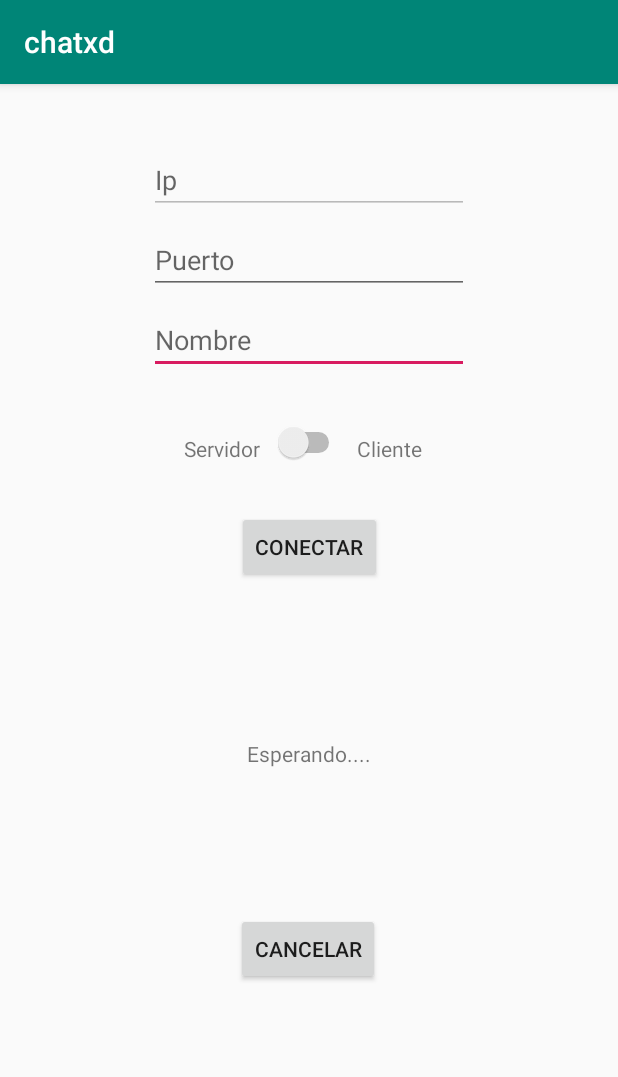
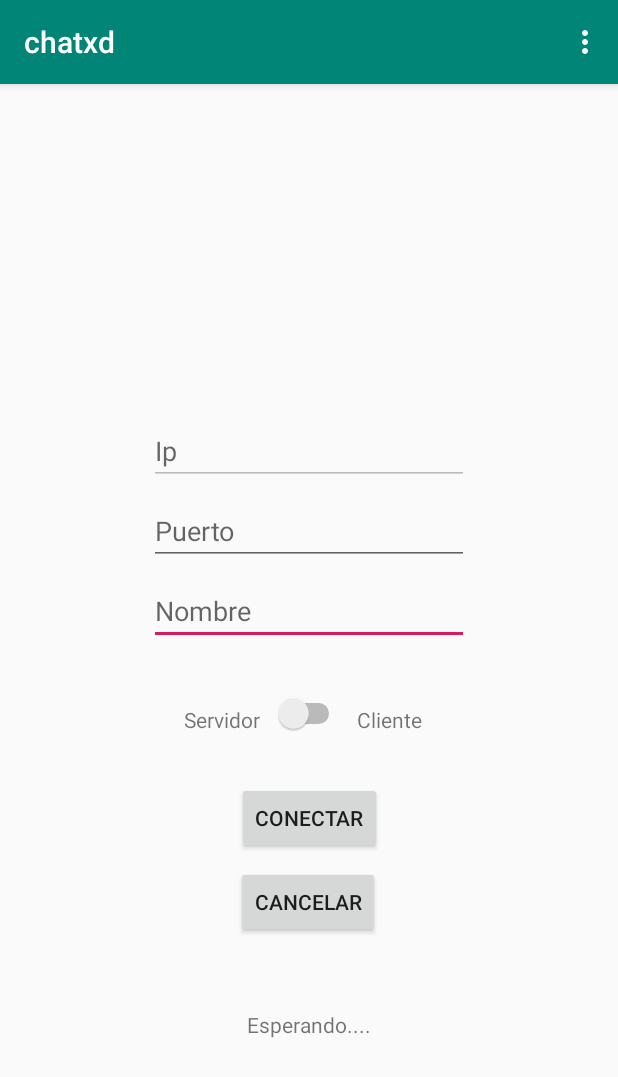
Before and after one commit to 0xBroom/chatxdV1, an Android app: the screen it shows after launch (ConfigActivity), on a phone screen of 412 x 824 dp. Shown: the top 1077 px of the screen. Run offline under Robolectric (Android 15) with nearby library versions, the phone set to English and light mode, and no system bars.

Commit message:
changes on config activity's layout.

```diff
--- a/app/src/main/java/es/fempa/estebanescobar/chatxd/ConfigActivity.java
+++ b/app/src/main/java/es/fempa/estebanescobar/chatxd/ConfigActivity.java
@@ -7,6 +7,7 @@ import androidx.appcompat.app.AppCompatActivity;
 
 import android.os.Bundle;
 import android.view.Menu;
+import android.view.MenuItem;
 import android.view.View;
 import android.widget.EditText;
 import android.widget.Switch;
@@ -34,12 +35,11 @@ public class ConfigActivity extends AppCompatActivity {
     @Override
     public boolean onCreateOptionsMenu(Menu menu) {
         super.onCreateOptionsMenu(menu);
-        //identificador del grupo.
         int groupId = 0;
-        //Identificador único del evento. Utilizado en
-        //El manejador de evento correspondiente.
         int menuItemId = ID_MENU_SETTINGS;
-
+        int menuItemOrder = menu.NONE;
+        String menuItemText = "Settings";
+        MenuItem menuItem = menu.add(groupId, menuItemId, menuItemOrder, menuItemText);
         return true;
     }
 
--- a/app/src/main/res/layout/activity_config.xml
+++ b/app/src/main/res/layout/activity_config.xml
@@ -10,7 +10,7 @@
         android:id="@+id/button"
         android:layout_width="wrap_content"
         android:layout_height="wrap_content"
-        android:layout_marginBottom="220dp"
+        android:layout_marginBottom="8dp"
         android:onClick="onClickConnect"
         android:text="@string/connect"
         app:layout_constraintBottom_toTopOf="@+id/button2"
@@ -88,11 +88,11 @@
         android:id="@+id/test"
         android:layout_width="wrap_content"
         android:layout_height="wrap_content"
-        android:layout_marginTop="104dp"
+        android:layout_marginTop="48dp"
         android:text="Esperando...."
         app:layout_constraintEnd_toEndOf="parent"
         app:layout_constraintStart_toStartOf="parent"
-        app:layout_constraintTop_toBottomOf="@+id/button" />
+        app:layout_constraintTop_toBottomOf="@+id/button2" />
 
     <Button
         android:id="@+id/button2"
@@ -104,5 +104,5 @@
         app:layout_constraintHorizontal_bias="0.498"
         app:layout_constraintStart_toStartOf="parent"
         app:layout_constraintTop_toTopOf="parent"
-        app:layout_constraintVertical_bias="0.768" />
+        app:layout_constraintVertical_bias="0.724" />
 </androidx.constraintlayout.widget.ConstraintLayout>
```
